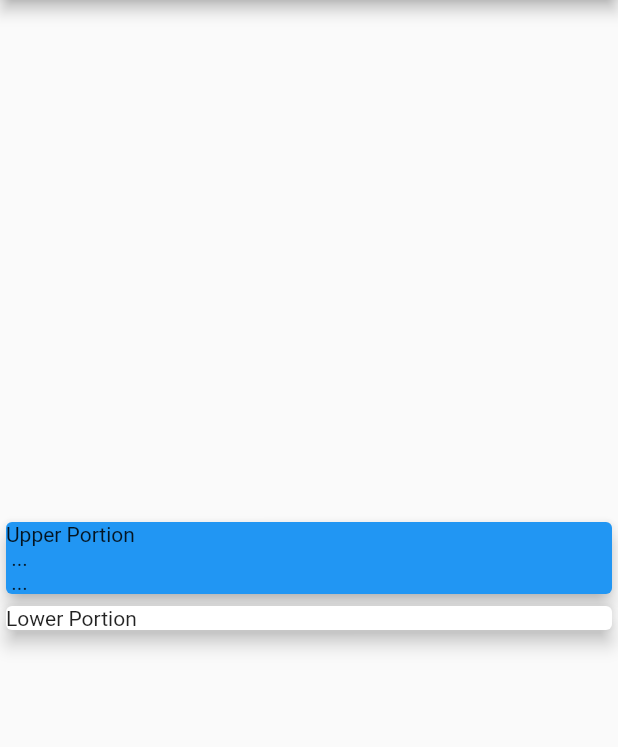
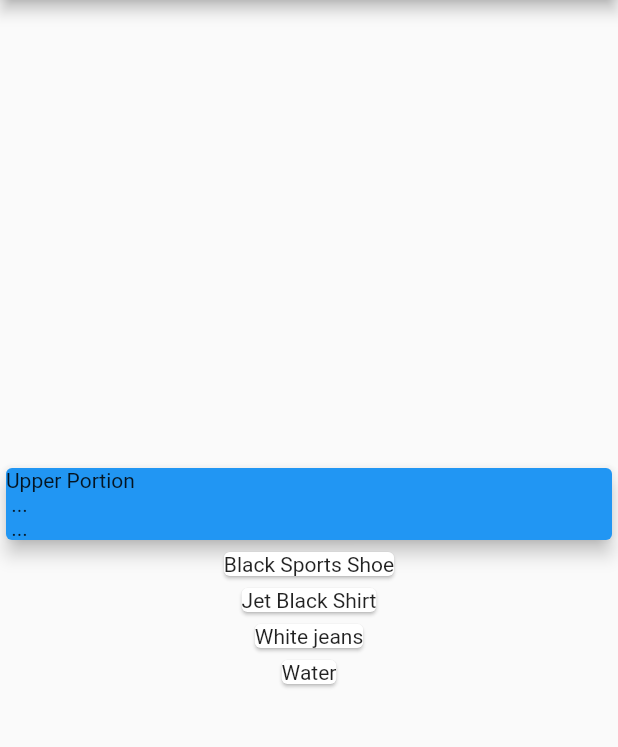
Before and after one commit to Ibrahim-Lokman/RedDot, a Flutter app: the screen it shows after launch, on a phone screen of 412 x 824 dp, the part 84-831 px from its top. Run offline on Flutter 3.47's test engine with Material 2 defaults, Android fonts, the phone set to English and light mode, and no system bars.

Commit message:
Mapping transactions data into widgets.

```diff
--- a/lib/main.dart
+++ b/lib/main.dart
@@ -1,3 +1,4 @@
+import 'package:expense_app/transaction.dart';
 import 'package:flutter/material.dart';
 
 void main() {
@@ -15,6 +16,13 @@ class MyApp extends StatelessWidget {
 }
 
 class MyHomePage extends StatelessWidget {
+
+  final List<Transaction> transactions = [
+    Transaction(id: '2', title: 'Black Sports Shoe', amount: 3999, date: DateTime.now()),
+    Transaction(id: '3', title: 'Jet Black Shirt', amount: 3270, date: DateTime.now()),
+    Transaction(id: '4', title: 'White jeans', amount: 1500, date: DateTime.now()),
+    Transaction(id: '5', title: 'Water', amount: 60, date: DateTime.now()),
+  ];
 
   @override
   Widget build(BuildContext context) {
@@ -35,10 +43,10 @@ class MyHomePage extends StatelessWidget {
               elevation : 5,
             ),
           ),
-          Card(
-            child : Text("Lower Portion"),
-            elevation : 5,
-
+          Column(
+            children: transactions.map((e) {
+              return Card(child: Text(e.title),);
+            }).toList(),
           ),
         ],
       ),
--- /dev/null
+++ b/lib/transaction.dart
@@ -0,0 +1,12 @@
+class Transaction {
+  final String id;
+  final String title;
+  final double amount;
+  final DateTime date;
+Transaction({
+  required this.id,
+  required this.title,
+  required this.amount,
+  required this.date
+});
+}
```
